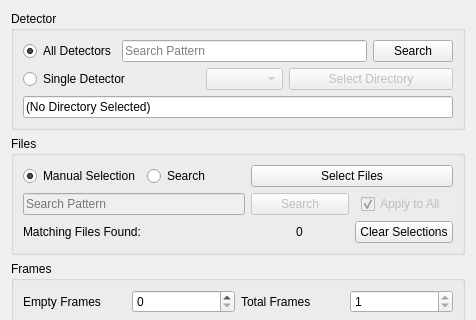
Before: the Qt Designer form hexrd/ui/resources/ui/image_stack_dialog.ui in HEXRD/hexrdgui, drawn with Qt 5; both pictures show x 0 to 476 and y 0 to 320 of the 476 by 607 pixel window.
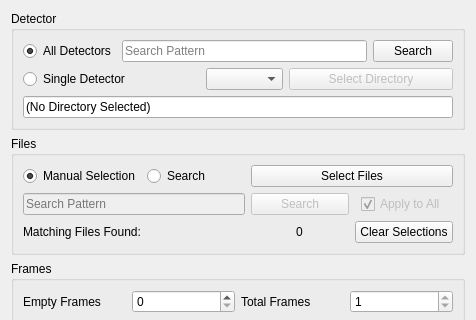
After: the same form once the commit is applied.

Commit message: Allow user to toggle current det if manually selecting files

```diff
--- a/hexrd/ui/resources/ui/image_stack_dialog.ui
+++ b/hexrd/ui/resources/ui/image_stack_dialog.ui
@@ -377,7 +377,7 @@
       <item row="1" column="2">
        <widget class="QComboBox" name="detectors">
         <property name="enabled">
-         <bool>false</bool>
+         <bool>true</bool>
         </property>
        </widget>
       </item>
```
Left out of the diff: 2 changed lines with no effect on the pictures. The commit also changes 1 other file.
